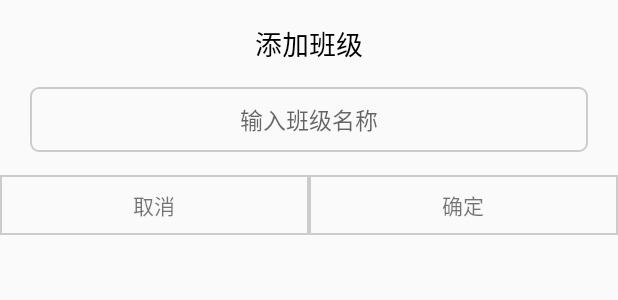
After one commit to huangxinyu1213/FamilyEducation, an Android app: the layout layout_class_add.xml on its own in the app's theme, with its tools: preview values and no code run, on a phone screen of 412 x 824 dp. The commit adds this screen. Shown: the top 300 px of the screen. Run offline under Robolectric (Android 15) with nearby library versions, the phone set to English and light mode, and no system bars.

Commit message:
家教平台

```diff
--- /dev/null
+++ b/app/src/main/res/layout/layout_class_add.xml
@@ -0,0 +1,57 @@
+<?xml version="1.0" encoding="utf-8"?>
+<LinearLayout
+    xmlns:android="http://schemas.android.com/apk/res/android"
+    android:layout_width="match_parent"
+    android:layout_height="match_parent">
+   <LinearLayout
+       android:layout_width="match_parent"
+       android:layout_height="wrap_content"
+       android:gravity="center_horizontal"
+       android:orientation="vertical">
+       <TextView
+           android:layout_width="match_parent"
+           android:layout_height="wrap_content"
+           android:gravity="center_horizontal"
+           android:textSize="18sp"
+           android:text="添加班级"
+           android:paddingTop="15dp"
+           android:paddingBottom="15dp"
+           android:textColor="@color/common_black"
+           />
+       <EditText
+           android:id="@+id/edt_subject"
+           android:layout_width="match_parent"
+           android:layout_height="wrap_content"
+           android:layout_marginLeft="20dp"
+           android:layout_marginRight="20dp"
+           android:gravity="center"
+           android:textSize="15sp"
+           android:paddingTop="10dp"
+           android:paddingBottom="10dp"
+           android:background="@drawable/shape_edite_text"
+           android:hint="输入班级名称"
+           />
+       <LinearLayout
+           android:layout_width="match_parent"
+           android:layout_height="40dp"
+           android:layout_marginTop="15dp"
+           android:gravity="center_vertical">
+         <TextView
+             android:id="@+id/btn_cancel"
+           android:layout_width="0dp"
+             android:layout_weight="1"
+             android:gravity="center"
+           android:layout_height="match_parent"
+             android:background="@drawable/shape_dialog_button_left"
+           android:text="取消"/>
+           <TextView
+               android:id="@+id/btn_confirm"
+               android:layout_width="0dp"
+               android:layout_weight="1"
+               android:gravity="center"
+               android:layout_height="match_parent"
+               android:background="@drawable/shape_dialog_button_left"
+               android:text="确定"/>
+       </LinearLayout>
+   </LinearLayout>
+</LinearLayout>
```
Also changed, not shown: app/src/main/java/com/wtxy/familyeducation/activity/ManagerListManageActivity.java (+49 -12 lines), app/src/main/java/com/wtxy/familyeducation/presenter/ManageListPresenter.java (+31 -0 lines), app/src/main/java/com/wtxy/familyeducation/task/AddClassTask.java (added, +44 -0 lines).
